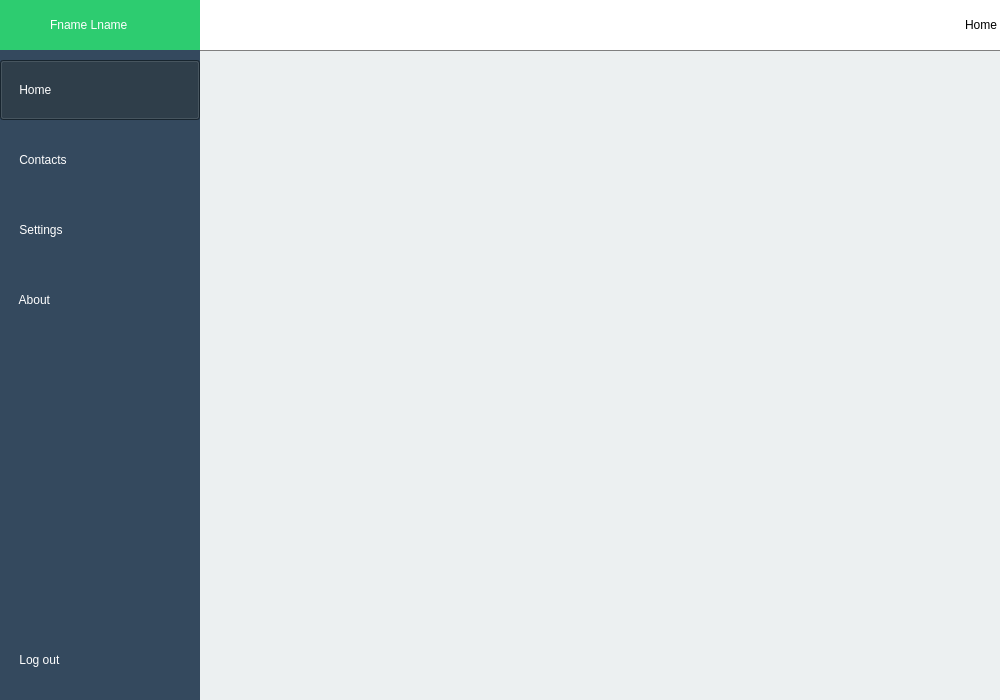
The window that Modules/UserInterface/main_window.ui (jjjimenez100/A-Silent-Voice) describes before a commit, drawn with Qt 5.
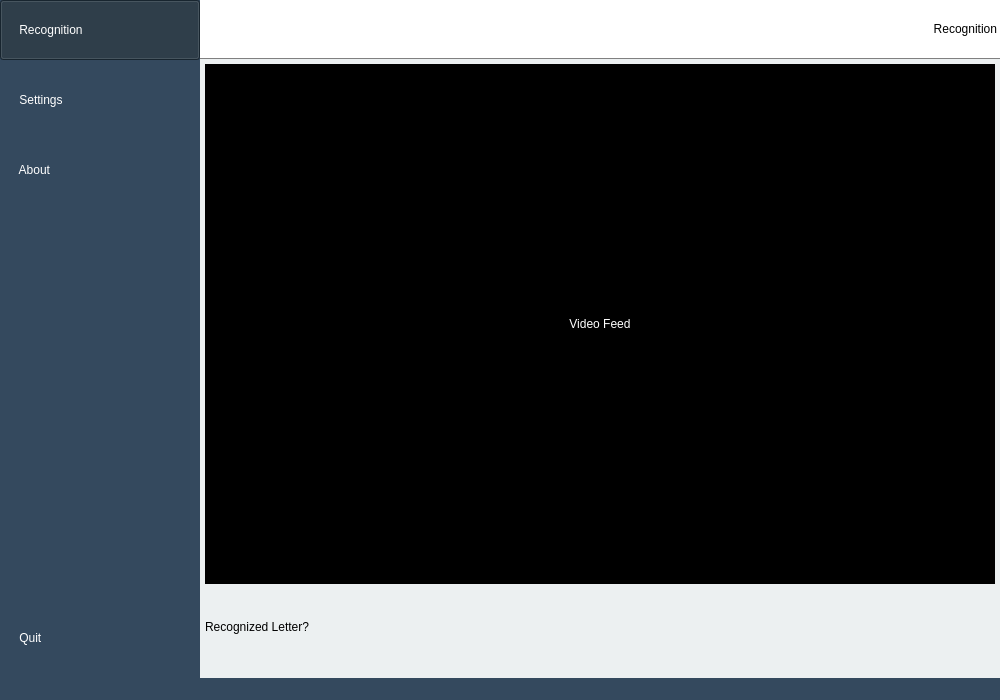
The same window after the commit. The open tabs and pages were chosen to show the change. Icons and pictures are not drawn.

Commit message: Added Video Feed

What changed in the file:
```diff
--- a/Modules/UserInterface/main_window.ui
+++ b/Modules/UserInterface/main_window.ui
@@ -70,75 +70,6 @@
         <property name="bottomMargin">
          <number>10</number>
         </property>
-        <item>
-         <widget class="QFrame" name="userStatus">
-          <property name="minimumSize">
-           <size>
-            <width>200</width>
-            <height>50</height>
-           </size>
-          </property>
-          <property name="maximumSize">
-           <size>
-            <width>200</width>
-            <height>100</height>
-           </size>
-          </property>
-          <property name="styleSheet">
-           <string notr="true">background-color: rgb(45, 204, 112);</string>
-          </property>
-          <layout class="QHBoxLayout" name="horizontalLayout_4">
-           <property name="spacing">
-            <number>10</number>
-           </property>
-           <property name="leftMargin">
-            <number>10</number>
-           </property>
-           <property name="topMargin">
-            <number>0</number>
-           </property>
-           <property name="rightMargin">
-            <number>0</number>
-           </property>
-           <property name="bottomMargin">
-            <number>0</number>
-           </property>
-           <item>
-            <widget class="QLabel" name="label_userImg">
-             <property name="minimumSize">
-              <size>
-               <width>30</width>
-               <height>30</height>
-              </size>
-             </property>
-             <property name="maximumSize">
-              <size>
-               <width>30</width>
-               <height>30</height>
-              </size>
-             </property>
-             <property name="text">
-              <string>&lt;html&gt;&lt;head/&gt;&lt;body&gt;&lt;p&gt;&lt;img src=&quot;:/White Icons/Icons/user.png&quot;/&gt;&lt;/p&gt;&lt;/body&gt;&lt;/html&gt;</string>
-             </property>
-             <property name="alignment">
-              <set>Qt::AlignCenter</set>
-             </property>
-            </widget>
-           </item>
-           <item>
-            <widget class="QLabel" name="label_name">
-             <property name="styleSheet">
-              <string notr="true">color: rgb(255, 255, 255);
-font: 12pt &quot;Trebuchet MS&quot;;</string>
-             </property>
-             <property name="text">
-              <string>Fname Lname</string>
-             </property>
-            </widget>
-           </item>
-          </layout>
-         </widget>
-        </item>
         <item>
          <widget class="QPushButton" name="homeButton">
           <property name="minimumSize">
@@ -165,7 +96,7 @@
 padding-left: 15px</string>
           </property>
           <property name="text">
-           <string> Home</string>
+           <string> Recognition</string>
           </property>
           <property name="icon">
            <iconset resource="iconpack.qrc">
@@ -191,52 +122,6 @@
           </property>
          </widget>
         </item>
-        <item>
-         <widget class="QPushButton" name="contactsButton">
-          <property name="minimumSize">
-           <size>
-            <width>200</width>
-            <height>60</height>
-           </size>
-          </property>
-          <property name="maximumSize">
-           <size>
-            <width>200</width>
-            <height>60</height>
-           </size>
-          </property>
-          <property name="styleSheet">
-           <string notr="true">color: rgb(255, 255, 255);
-font: 14pt &quot;Trebuchet MS&quot;;
-background-color: rgb(34, 52, 66);
-alternate-background-color: rgb(34, 52, 66);
-Text-align: left;
-padding-left: 15px</string>
-          </property>
-          <property name="text">
-           <string> Contacts</string>
-          </property>
-          <property name="icon">
-           <iconset resource="iconpack.qrc">
-            <normaloff>:/White Icons/Icons/contacts.png</normaloff>:/White Icons/Icons/contacts.png</iconset>
-          </property>
-          <property name="iconSize">
-           <size>
-            <width>35</width>
-            <height>35</height>
-           </size>
-          </property>
-          <property name="checkable">
-           <bool>true</bool>
-          </property>
-          <property name="autoExclusive">
-           <bool>true</bool>
-          </property>
-          <property name="flat">
-           <bool>true</bool>
-          </property>
-         </widget>
-        </item>
         <item>
          <widget class="QPushButton" name="settingsButton">
           <property name="minimumSize">
@@ -374,7 +259,7 @@
 padding-left: 15px</string>
           </property>
           <property name="text">
-           <string> Log out</string>
+           <string> Quit</string>
           </property>
           <property name="icon">
            <iconset resource="iconpack.qrc">
@@ -440,6 +325,18 @@
             </property>
             <item>
              <widget class="QFrame" name="homeHeader">
+              <property name="minimumSize">
+               <size>
+                <width>0</width>
+                <height>59</height>
+               </size>
+              </property>
+              <property name="maximumSize">
+               <size>
+                <width>16777215</width>
+                <height>59</height>
+               </size>
+              </property>
               <property name="styleSheet">
                <string notr="true">border-bottom: 1.3px solid gray;
 background: white;</string>
@@ -504,7 +401,7 @@
 border-bottom: 0px;</string>
                  </property>
                  <property name="text">
-                  <string>Home</string>
+                  <string>Recognition</string>
                  </property>
                  <property name="alignment">
                   <set>Qt::AlignRight|Qt::AlignTrailing|Qt::AlignVCenter</set>
@@ -517,17 +414,50 @@
             <item>
              <layout class="QHBoxLayout" name="homeLayout">
               <item>
-               <spacer name="verticalSpacer_2">
-                <property name="orientation">
-                 <enum>Qt::Vertical</enum>
+               <layout class="QVBoxLayout" name="verticalLayout_7">
+                <property name="spacing">
+                 <number>5</number>
                 </property>
-                <property name="sizeHint" stdset="0">
+                <property name="leftMargin">
+                 <number>5</number>
+                </property>
+                <property name="topMargin">
+                 <number>5</number>
+                </property>
+                <property name="rightMargin">
+                 <number>5</number>
+                </property>
+                <property name="bottomMargin">
+                 <number>5</number>
+                </property>
+                <item>
+                 <widget class="QLabel" name="videoLabel">
+                  <property name="styleSheet">
+                   <string notr="true">background-color: rgb(0, 0, 0);
+color: rgb(255, 255, 255);</string>
+                  </property>
+                  <property name="text">
+                   <string>Video Feed</string>
+                  </property>
+                  <property name="alignment">
+                   <set>Qt::AlignCenter</set>
+                  </property>
+                 </widget>
+                </item>
+                <item>
+                 <widget class="QLabel" name="letterLabel">
+                  <property name="maximumSize">
                  <size>
-                  <width>20</width>
-                  <height>40</height>
-                 </size>
-                </property>
-               </spacer>
+                    <width>16777215</width>
+                    <height>75</height>
+                   </size>
+                  </property>
+                  <property name="text">
+                   <string>Recognized Letter?</string>
+                  </property>
+                 </widget>
+                </item>
+               </layout>
               </item>
              </layout>
             </item>
@@ -1404,6 +1334,7 @@
     </item>
    </layout>
   </widget>
+  <widget class="QStatusBar" name="statusBar"/>
   <action name="actionClose">
    <property name="text">
     <string>Close</string>
```
Left out of the diff: 130 changed lines with no effect on the pictures. Lines whose indentation alone changed are shown as unchanged. The commit also changes 12 other files.
